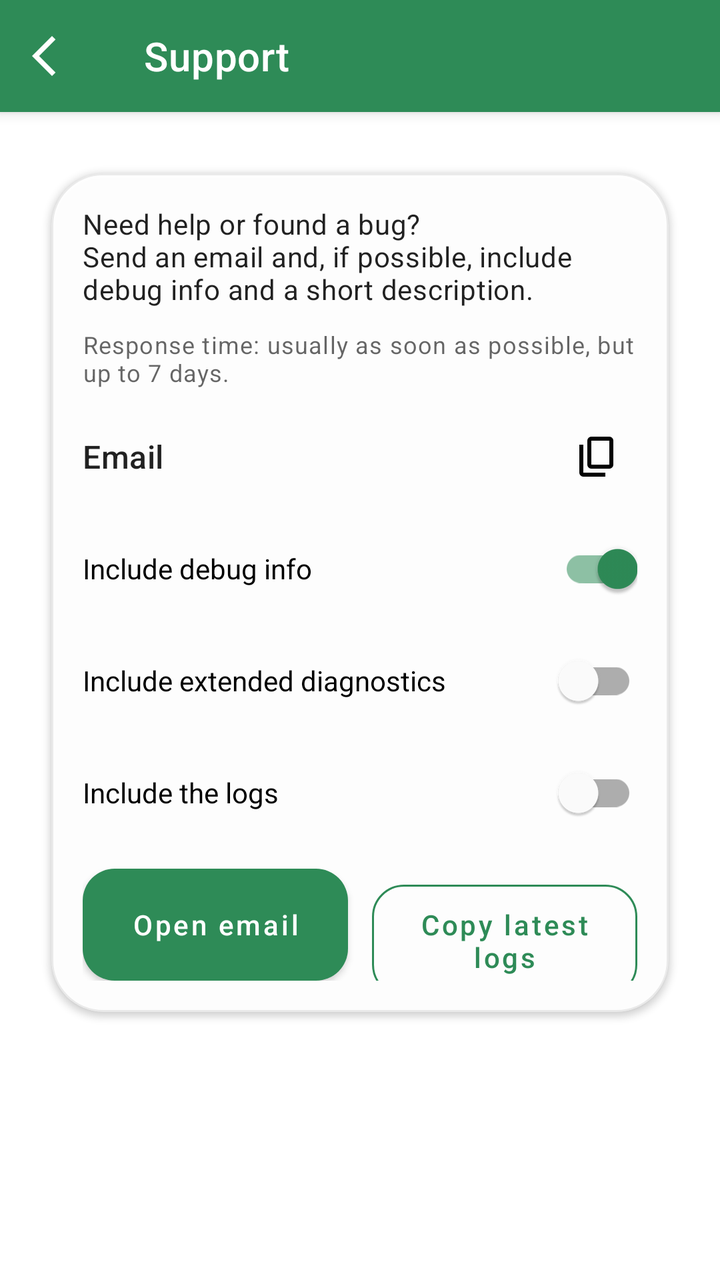
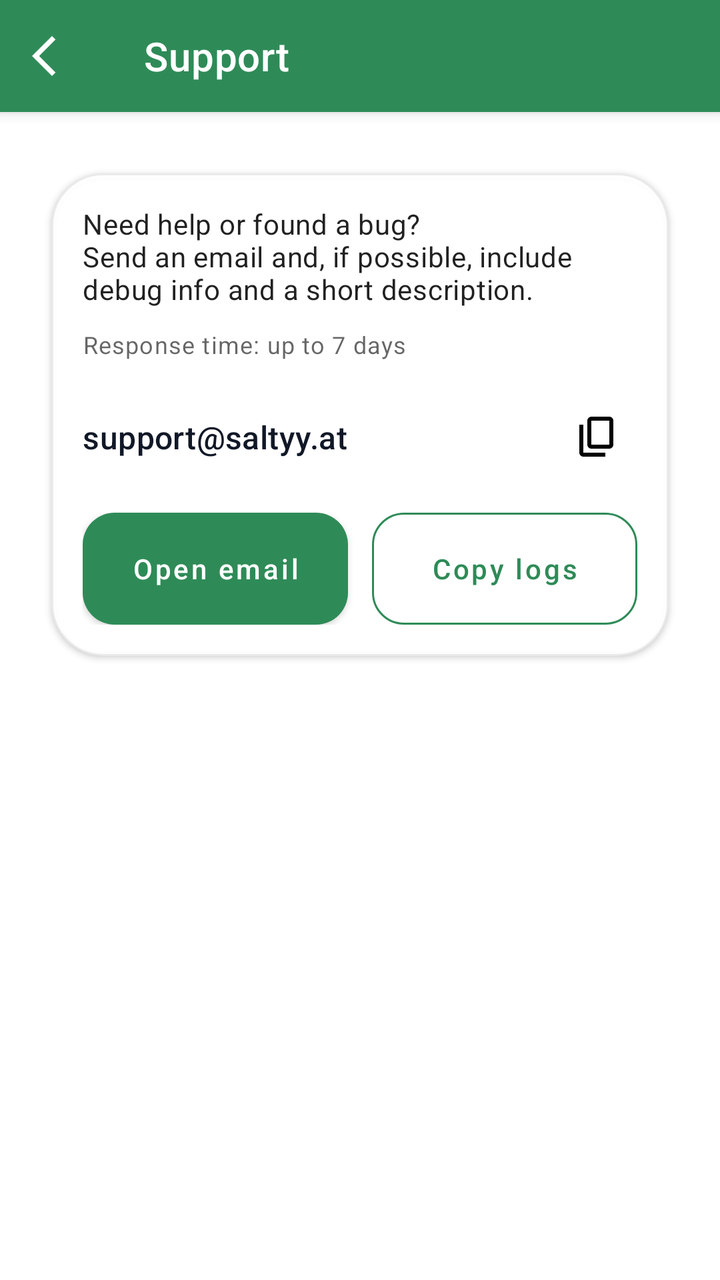

An Android layout rendered at two revisions. The XML below is the earlier revision; the diff shows what the commit changed to produce the second picture.
<!-- AndroidManifest.xml: application theme Theme.Switchly -->
<!-- res/layout/activity_support.xml -->
<?xml version="1.0" encoding="utf-8"?>
<androidx.coordinatorlayout.widget.CoordinatorLayout
    xmlns:android="http://schemas.android.com/apk/res/android"
    xmlns:app="http://schemas.android.com/apk/res-auto"
    android:layout_width="match_parent"
    android:layout_height="match_parent">

    <com.google.android.material.appbar.AppBarLayout
        android:layout_width="match_parent"
        android:layout_height="wrap_content"
        android:fitsSystemWindows="true">

        <com.google.android.material.appbar.MaterialToolbar
            android:id="@+id/toolbar"
            style="@style/Switchly.TopBar"
            android:layout_width="match_parent"
            android:layout_height="wrap_content"
            android:minHeight="?attr/actionBarSize"
            app:navigationIcon="@drawable/arrow_back_ios_24"
            app:title="@string/support_title" />

    </com.google.android.material.appbar.AppBarLayout>

    <androidx.core.widget.NestedScrollView
        android:layout_width="match_parent"
        android:layout_height="match_parent"
        android:clipToPadding="false"
        android:fillViewport="true"
        android:paddingStart="16dp"
        android:paddingTop="12dp"
        android:paddingEnd="16dp"
        android:paddingBottom="24dp"
        app:layout_behavior="@string/appbar_scrolling_view_behavior">

        <LinearLayout
            android:layout_width="match_parent"
            android:layout_height="wrap_content"
            android:orientation="vertical">

            <com.google.android.material.card.MaterialCardView
                style="@style/Switchly.Card"
                android:layout_width="match_parent"
                android:layout_height="wrap_content"
                android:layout_marginTop="8dp">

                <LinearLayout
                    android:layout_width="match_parent"
                    android:layout_height="wrap_content"
                    android:orientation="vertical"
                    android:padding="16dp">

                    <TextView
                        android:layout_width="match_parent"
                        android:layout_height="wrap_content"
                        android:text="@string/support_desc"
                        android:textAppearance="@style/TextAppearance.Material3.BodyMedium" />

                    <TextView
                        android:layout_width="match_parent"
                        android:layout_height="wrap_content"
                        android:layout_marginTop="10dp"
                        android:text="@string/support_response_time_short"
                        android:textAppearance="@style/TextAppearance.Material3.BodySmall"
                        android:textColor="?android:attr/textColorSecondary" />

                    <LinearLayout
                        android:layout_width="match_parent"
                        android:layout_height="wrap_content"
                        android:layout_marginTop="14dp"
                        android:gravity="center_vertical"
                        android:orientation="horizontal">

                        <TextView
                            android:id="@+id/tvSupportEmail"
                            android:layout_width="0dp"
                            android:layout_height="wrap_content"
                            android:layout_weight="1"
                            android:text="@string/support_email_placeholder"
                            android:textAppearance="@style/TextAppearance.Material3.TitleMedium" />

                        <ImageButton
                            android:id="@+id/btnCopyEmailInline"
                            android:layout_width="40dp"
                            android:layout_height="40dp"
                            android:background="?attr/selectableItemBackgroundBorderless"
                            android:contentDescription="@string/support_copy_email"
                            android:padding="8dp"
                            android:src="@drawable/content_copy_24"
                            app:tint="?attr/colorOnSurface" />

                    </LinearLayout>

                    <com.google.android.material.switchmaterial.SwitchMaterial
                        android:id="@+id/switchIncludeDebug"
                        android:layout_width="match_parent"
                        android:layout_height="wrap_content"
                        android:layout_marginTop="12dp"
                        android:text="@string/support_include_debug"
                        android:checked="true" />

                    <com.google.android.material.switchmaterial.SwitchMaterial
                        android:id="@+id/switchIncludeAdvancedDebug"
                        android:layout_width="match_parent"
                        android:layout_height="wrap_content"
                        android:layout_marginTop="8dp"
                        android:text="@string/support_include_advanced_debug"
                        android:checked="false" />

                    <com.google.android.material.switchmaterial.SwitchMaterial
                        android:id="@+id/switchIncludeLogs"
                        android:layout_width="match_parent"
                        android:layout_height="wrap_content"
                        android:layout_marginTop="8dp"
                        android:text="@string/support_include_logs"
                        android:checked="false" />

                    <LinearLayout
                        android:layout_width="match_parent"
                        android:layout_height="wrap_content"
                        android:layout_marginTop="14dp"
                        android:orientation="horizontal">

                        <com.google.android.material.button.MaterialButton
                            android:id="@+id/btnOpenEmail"
                            style="@style/Switchly.PrimaryButton"
                            android:layout_width="0dp"
                            android:layout_height="wrap_content"
                            android:layout_weight="1"
                            android:ellipsize="none"
                            android:maxLines="2"
                            android:gravity="center"
                            android:minHeight="56dp"
                            android:text="@string/support_open_email" />

                        <Space
                            android:layout_width="12dp"
                            android:layout_height="1dp" />

                        <com.google.android.material.button.MaterialButton
                            android:id="@+id/btnCopyEmail"
                            style="@style/Switchly.OutlinedButton"
                            android:layout_width="0dp"
                            android:layout_height="wrap_content"
                            android:layout_weight="1"
                            android:ellipsize="none"
                            android:maxLines="2"
                            android:gravity="center"
                            android:minHeight="56dp"
                            android:text="@string/support_copy_latest_logs" />

                    </LinearLayout>
                </LinearLayout>

            </com.google.android.material.card.MaterialCardView>

        </LinearLayout>

    </androidx.core.widget.NestedScrollView>

</androidx.coordinatorlayout.widget.CoordinatorLayout>
<!-- resources referenced by this layout -->
<resources>
  <!-- drawable arrow_back_ios_24 (drawable) -->
  <vector xmlns:android="http://schemas.android.com/apk/res/android"
      android:width="24dp"
      android:height="24dp"
      android:viewportWidth="960"
      android:viewportHeight="960">
      <path
          android:pathData="M400,880 L0,480l400,-400 71,71 -329,329 329,329 -71,71Z"
          android:fillColor="?attr/colorOnSurface"/>
  </vector>
  <string name="support_copy_email">Copy email</string>
  <string name="support_copy_latest_logs">Copy latest logs</string>
  <string name="support_desc">Need help or found a bug?\nSend an email and, if possible, include debug info and a short description.</string>
  <string name="support_email_placeholder">Email</string>
  <string name="support_include_advanced_debug">Include extended diagnostics</string>
  <string name="support_include_debug">Include debug info</string>
  <string name="support_include_logs">Include the logs</string>
  <string name="support_open_email">Open email</string>
  <string name="support_response_time_short">Response time: usually as soon as possible, but up to 7 days.</string>
  <string name="support_title">Support</string>
  <style name="Switchly.Card" parent="Widget.MaterialComponents.CardView">
          <item name="shapeAppearance">@style/ShapeAppearance.Switchly.Card</item>
          <item name="cardBackgroundColor">@color/switchly_card_bg</item>
          <item name="strokeColor">@color/switchly_card_stroke</item>
          <item name="strokeWidth">1dp</item>
          <item name="cardElevation">2dp</item>
          <item name="cardUseCompatPadding">true</item>
      </style>
  <style name="Switchly.PrimaryButton" parent="Switchly.Button" />
  <style name="Switchly.TopBar" parent="Widget.MaterialComponents.Toolbar">
          
          <item name="android:background">?attr/colorPrimary</item>
          <item name="backgroundTint">?attr/colorPrimary</item>
  
          
          <item name="titleTextColor">@android:color/white</item>
  
          
          <item name="navigationIconTint">@android:color/white</item>
      </style>
  <style name="ShapeAppearance.Switchly.Card" parent="ShapeAppearance.MaterialComponents.LargeComponent">
          <item name="cornerFamily">rounded</item>
          <item name="cornerSize">26dp</item>
      </style>
  <color name="switchly_card_bg">#F7FFFFFF</color>
  <color name="switchly_card_stroke">#14000000</color>
  <color name="accent_default_green">#2E8B57</color>
  <style name="Switchly.Fab" parent="Widget.MaterialComponents.FloatingActionButton">
          <item name="backgroundTint">?attr/colorPrimary</item>
          <item name="tint">@android:color/white</item>
      </style>
  <style name="Switchly.TextInputLayout" parent="Widget.MaterialComponents.TextInputLayout.OutlinedBox">
          <item name="boxStrokeWidth">1dp</item>
          <item name="boxStrokeWidthFocused">2dp</item>
          <item name="boxCornerRadiusTopStart">12dp</item>
          <item name="boxCornerRadiusTopEnd">12dp</item>
          <item name="boxCornerRadiusBottomStart">12dp</item>
          <item name="boxCornerRadiusBottomEnd">12dp</item>
      </style>
  <style name="Switchly.AutoCompleteText" parent="Widget.MaterialComponents.AutoCompleteTextView.OutlinedBox">
          <item name="android:minHeight">56dp</item>
          <item name="android:paddingTop">12dp</item>
          <item name="android:paddingBottom">12dp</item>
          <item name="android:textAppearance">@style/TextAppearance.MaterialComponents.Body1</item>
      </style>
  <style name="ThemeOverlay.Switchly.Dialog" parent="ThemeOverlay.MaterialComponents.MaterialAlertDialog">
          <item name="colorControlActivated">?attr/colorPrimary</item>
          <item name="colorControlHighlight">?attr/colorPrimary</item>
          <item name="colorAccent">?attr/colorPrimary</item>
      </style>
  <!-- unchanged entries left out for length: 4 -->
</resources>

<!-- the commit's change to res/layout/activity_support.xml (unified diff, before → after) -->
@@ -63,20 +63,26 @@
                         android:textAppearance="@style/TextAppearance.Material3.BodySmall"
                         android:textColor="?android:attr/textColorSecondary" />
 
-                    <LinearLayout
+                    <androidx.constraintlayout.widget.ConstraintLayout
                         android:layout_width="match_parent"
                         android:layout_height="wrap_content"
                         android:layout_marginTop="14dp"
-                        android:gravity="center_vertical"
-                        android:orientation="horizontal">
+                        android:minHeight="48dp">
 
                         <TextView
                             android:id="@+id/tvSupportEmail"
-                            android:layout_width="0dp"
+                            android:layout_width="wrap_content"
                             android:layout_height="wrap_content"
-                            android:layout_weight="1"
-                            android:text="@string/support_email_placeholder"
-                            android:textAppearance="@style/TextAppearance.Material3.TitleMedium" />
+                            android:layout_marginEnd="8dp"
+                            android:maxLines="1"
+                            android:text="@string/about_mail_address"
+                            android:textAppearance="@style/TextAppearance.Material3.TitleMedium"
+                            android:textColor="@color/contact_text"
+                            app:layout_constraintBottom_toBottomOf="parent"
+                            app:layout_constraintEnd_toStartOf="@id/btnCopyEmailInline"
+                            app:layout_constraintHorizontal_bias="0"
+                            app:layout_constraintStart_toStartOf="parent"
+                            app:layout_constraintTop_toTopOf="parent" />
 
                         <ImageButton
                             android:id="@+id/btnCopyEmailInline"
@@ -86,33 +92,12 @@
                             android:contentDescription="@string/support_copy_email"
                             android:padding="8dp"
                             android:src="@drawable/content_copy_24"
+                            app:layout_constraintBottom_toBottomOf="parent"
+                            app:layout_constraintEnd_toEndOf="parent"
+                            app:layout_constraintTop_toTopOf="parent"
                             app:tint="?attr/colorOnSurface" />
 
-                    </LinearLayout>
-
-                    <com.google.android.material.switchmaterial.SwitchMaterial
-                        android:id="@+id/switchIncludeDebug"
-                        android:layout_width="match_parent"
-                        android:layout_height="wrap_content"
-                        android:layout_marginTop="12dp"
-                        android:text="@string/support_include_debug"
-                        android:checked="true" />
-
-                    <com.google.android.material.switchmaterial.SwitchMaterial
-                        android:id="@+id/switchIncludeAdvancedDebug"
-                        android:layout_width="match_parent"
-                        android:layout_height="wrap_content"
-                        android:layout_marginTop="8dp"
-                        android:text="@string/support_include_advanced_debug"
-                        android:checked="false" />
-
-                    <com.google.android.material.switchmaterial.SwitchMaterial
-                        android:id="@+id/switchIncludeLogs"
-                        android:layout_width="match_parent"
-                        android:layout_height="wrap_content"
-                        android:layout_marginTop="8dp"
-                        android:text="@string/support_include_logs"
-                        android:checked="false" />
+                    </androidx.constraintlayout.widget.ConstraintLayout>
 
                     <LinearLayout
                         android:layout_width="match_parent"
<!-- resource entries referenced after the edit -->
@@ -1,5 +1,6 @@
 <!-- resources referenced by this layout -->
 <resources>
+  <color name="contact_text">#FF111827</color>
   <!-- drawable arrow_back_ios_24 (drawable) -->
   <vector xmlns:android="http://schemas.android.com/apk/res/android"
       android:width="24dp"
@@ -10,15 +11,12 @@
           android:pathData="M400,880 L0,480l400,-400 71,71 -329,329 329,329 -71,71Z"
           android:fillColor="?attr/colorOnSurface"/>
   </vector>
+  <string name="about_mail_address" translatable="false">support@saltyy.at</string>
   <string name="support_copy_email">Copy email</string>
-  <string name="support_copy_latest_logs">Copy latest logs</string>
+  <string name="support_copy_latest_logs">Copy logs</string>
   <string name="support_desc">Need help or found a bug?\nSend an email and, if possible, include debug info and a short description.</string>
-  <string name="support_email_placeholder">Email</string>
-  <string name="support_include_advanced_debug">Include extended diagnostics</string>
-  <string name="support_include_debug">Include debug info</string>
-  <string name="support_include_logs">Include the logs</string>
   <string name="support_open_email">Open email</string>
-  <string name="support_response_time_short">Response time: usually as soon as possible, but up to 7 days.</string>
+  <string name="support_response_time_short">Response time: up to 7 days</string>
   <string name="support_title">Support</string>
   <style name="Switchly.Card" parent="Widget.MaterialComponents.CardView">
           <item name="shapeAppearance">@style/ShapeAppearance.Switchly.Card</item>
